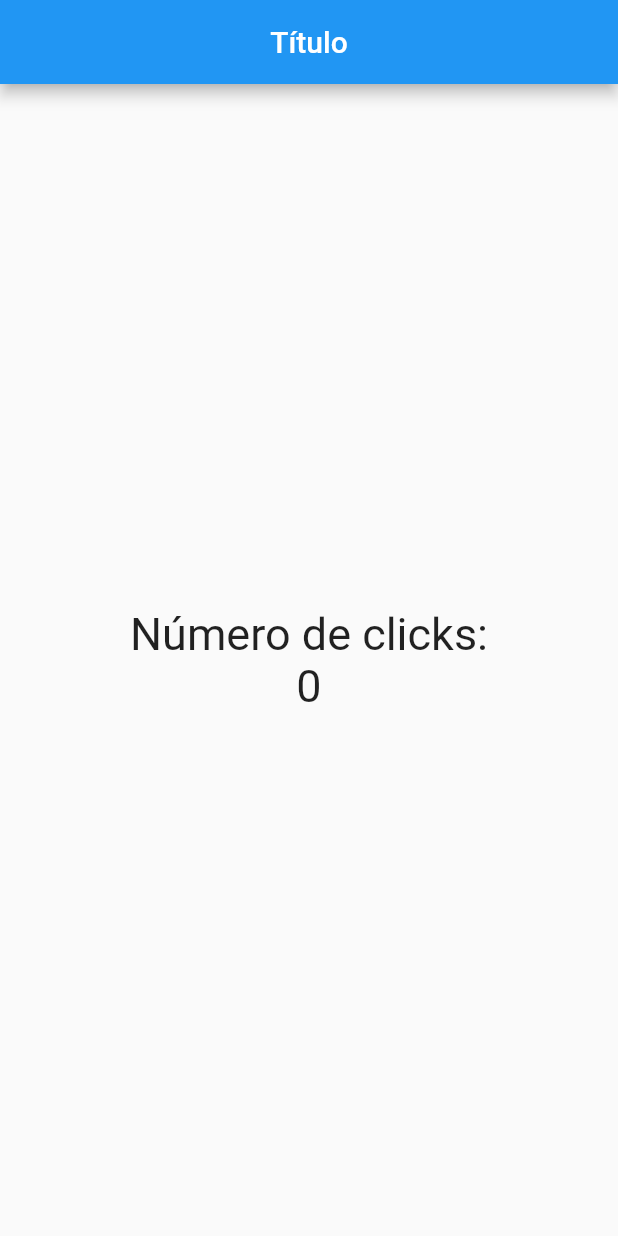
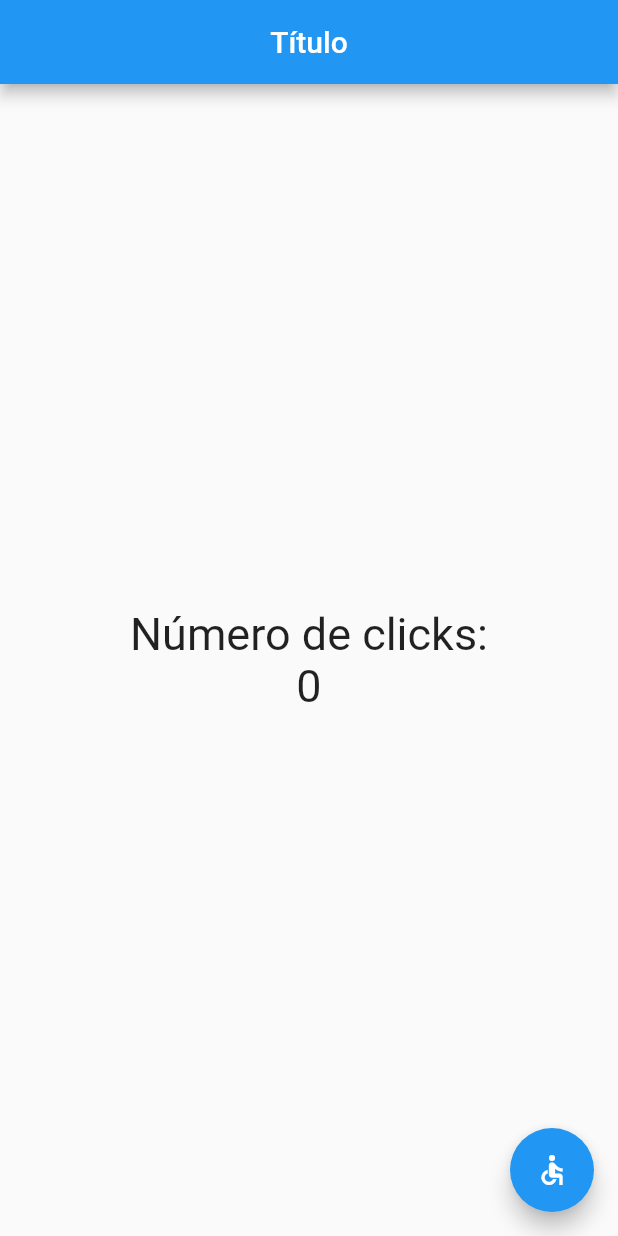
Before and after one commit to jonanv/appcontador_flutter, a Flutter app: the screen it shows after launch, on a phone screen of 412 x 824 dp. Run offline on Flutter 3.47's test engine with Material 2 defaults, Android fonts, the phone set to English and light mode, and no system bars.

Commit message:
Se agrego widget floatingActionButton

```diff
--- a/lib/src/pages/home_page.dart
+++ b/lib/src/pages/home_page.dart
@@ -1,6 +1,9 @@
 import 'package:flutter/material.dart';
 
 class HomePage extends StatelessWidget {
+
+    final TextStyle textStyle = new TextStyle(fontSize: 30.0);
+
     @override
     Widget build(BuildContext context) {
         return Scaffold(
@@ -12,11 +15,17 @@ class HomePage extends StatelessWidget {
                 child: Column(
                     mainAxisAlignment: MainAxisAlignment.center,
                     children: <Widget>[
-                        Text('Número de clicks:', style: TextStyle(fontSize: 30.0)),
-                        Text('0', style: TextStyle(fontSize: 30.0))
+                        Text('Número de clicks:', style: textStyle),
+                        Text('0', style: textStyle)
                     ],
                 )
-            )
+            ),
+            floatingActionButton: FloatingActionButton(
+                onPressed: () {
+
+                },
+                child: Icon(Icons.accessible),
+            ),
         );
     }
 }
```
